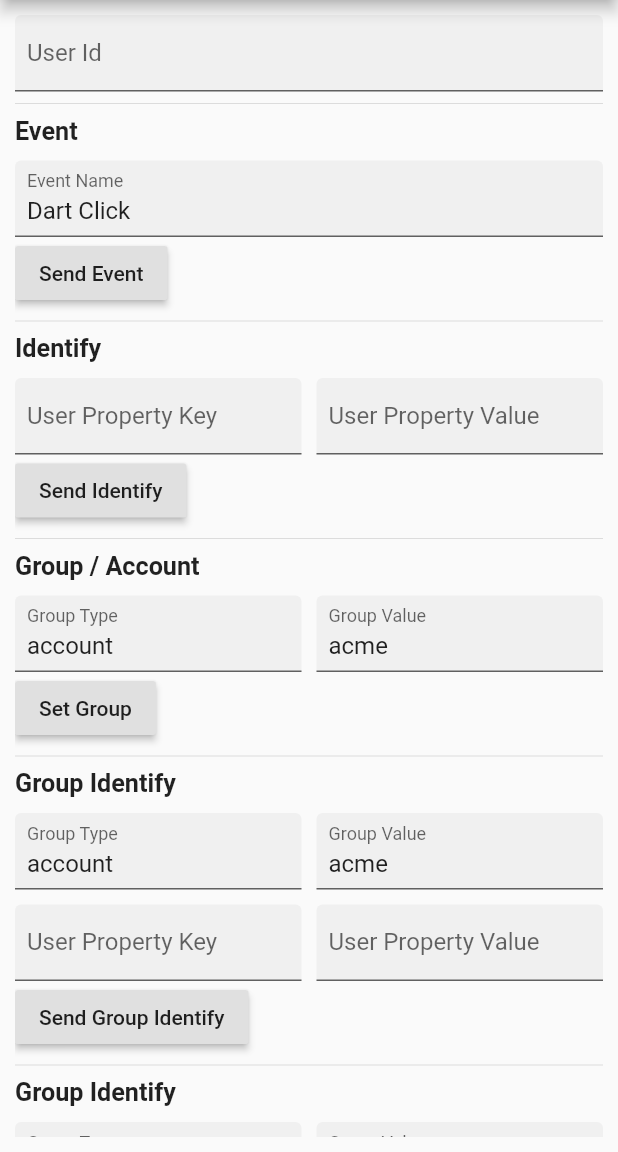
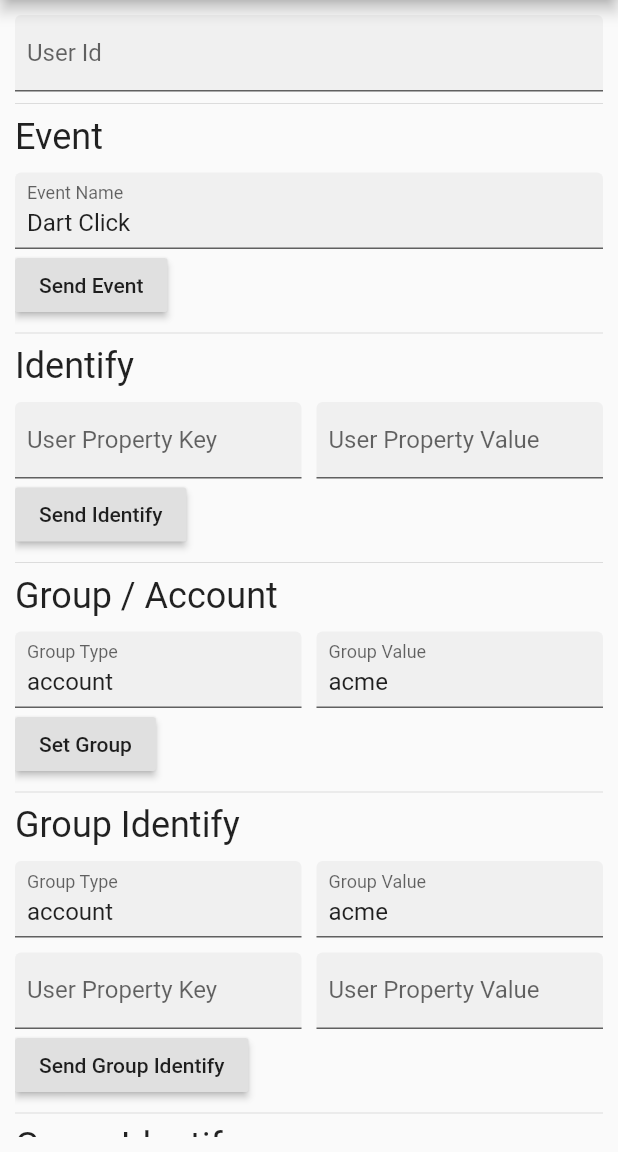
Before and after one commit to amplitude/Amplitude-Flutter-Deprecated, a Flutter app: the screen it shows after launch, on a phone screen of 412 x 824 dp, the part 84-1236 px from its top. Run offline on Flutter 3.47's test engine with Material 2 defaults, Android fonts, the phone set to English and light mode, and no system bars; our stand-ins replace device_info, sqflite; accounts and stored records are empty.

Commit message:
Pull input styling into the main theme

```diff
--- a/example/lib/event_form.dart
+++ b/example/lib/event_form.dart
@@ -1,4 +1,5 @@
 import 'package:flutter/material.dart';
+
 import 'app_state.dart';
 
 class EventForm extends StatefulWidget {
@@ -21,9 +22,7 @@ class _EventFormState extends State<EventForm> {
     return Column(
       crossAxisAlignment: CrossAxisAlignment.start,
       children: <Widget>[
-        const Text(r'Event',
-            textScaleFactor: 1.2,
-            style: TextStyle(fontWeight: FontWeight.bold)),
+        Text('Event', style: Theme.of(context).textTheme.headline),
         const SizedBox(height: 10),
         TextField(
             decoration: InputDecoration(
--- a/example/lib/group_form.dart
+++ b/example/lib/group_form.dart
@@ -29,9 +29,7 @@ class _GroupFormState extends State<GroupForm> {
     return Column(
       crossAxisAlignment: CrossAxisAlignment.start,
       children: <Widget>[
-        const Text('Group / Account',
-            textScaleFactor: 1.2,
-            style: TextStyle(fontWeight: FontWeight.bold)),
+        Text('Group / Account', style: Theme.of(context).textTheme.headline),
         const SizedBox(height: 10),
         Row(children: <Widget>[
           Expanded(
--- a/example/lib/group_identify_form.dart
+++ b/example/lib/group_identify_form.dart
@@ -33,23 +33,22 @@ class _GroupIdentifyFormState extends State<GroupIdentifyForm> {
 
   @override
   Widget build(BuildContext context) {
-    final InputDecoration dec = InputDecoration(
-        filled: true,
-        contentPadding: const EdgeInsets.symmetric(horizontal: 8, vertical: 8));
+    final InputDecoration dec = InputDecoration()
+      ..applyDefaults(Theme.of(context).inputDecorationTheme);
+
+    const sizedBox = SizedBox(width: 10);
 
     return Column(
       crossAxisAlignment: CrossAxisAlignment.start,
       children: <Widget>[
-        const Text('Group Identify',
-            textScaleFactor: 1.2,
-            style: TextStyle(fontWeight: FontWeight.bold)),
+        Text('Group Identify', style: Theme.of(context).textTheme.headline),
         const SizedBox(height: 10),
         Row(children: <Widget>[
           Expanded(
               child: TextField(
                   controller: groupType,
                   decoration: dec.copyWith(labelText: 'Group Type'))),
-          const SizedBox(width: 10),
+          sizedBox,
           Expanded(
               child: TextField(
                   controller: groupValue,
@@ -62,7 +61,7 @@ class _GroupIdentifyFormState extends State<GroupIdentifyForm> {
             controller: groupPropertyKey,
             decoration: dec.copyWith(labelText: 'User Property Key'),
           )),
-          const SizedBox(width: 10),
+          sizedBox,
           Expanded(
               child: TextField(
             controller: groupPropertyValue,
--- a/example/lib/identify_form.dart
+++ b/example/lib/identify_form.dart
@@ -1,5 +1,6 @@
+import 'package:amplitude_flutter/amplitude_flutter.dart';
 import 'package:flutter/material.dart';
-import 'package:amplitude_flutter/amplitude_flutter.dart';
+
 import 'app_state.dart';
 
 class IdentifyForm extends StatefulWidget {
@@ -28,16 +29,13 @@ class _IdentifyFormState extends State<IdentifyForm> {
 
   @override
   Widget build(BuildContext context) {
-    final InputDecoration dec = InputDecoration(
-        filled: true,
-        contentPadding: const EdgeInsets.symmetric(horizontal: 8, vertical: 8));
+    final InputDecoration dec = InputDecoration()
+      ..applyDefaults(Theme.of(context).inputDecorationTheme);
 
     return Column(
       crossAxisAlignment: CrossAxisAlignment.start,
       children: <Widget>[
-        const Text('Identify',
-            textScaleFactor: 1.2,
-            style: TextStyle(fontWeight: FontWeight.bold)),
+        Text('Identify', style: Theme.of(context).textTheme.headline),
         const SizedBox(height: 10),
         Row(children: <Widget>[
           Expanded(
--- a/example/lib/my_app.dart
+++ b/example/lib/my_app.dart
@@ -50,6 +50,9 @@ class _MyAppState extends State<MyApp> {
       analytics: analytics,
       setMessage: setMessage,
       child: MaterialApp(
+        theme: ThemeData(
+            inputDecorationTheme: InputDecorationTheme(
+                contentPadding: const EdgeInsets.all(8), filled: true)),
         home: Scaffold(
           appBar: AppBar(
             title: const Text('Amplitude Flutter'),
@@ -76,10 +79,7 @@ class _MyAppState extends State<MyApp> {
                   child: const Text('Flush Events'),
                   onPressed: _flushEvents,
                 ),
-                Text(
-                  _message,
-                  style: const TextStyle(color: Colors.black, fontSize: 22),
-                )
+                Text(_message, style: Theme.of(context).textTheme.body1)
               ],
             ),
           ),
--- a/example/lib/revenue_form.dart
+++ b/example/lib/revenue_form.dart
@@ -32,18 +32,15 @@ class _RevenueFormState extends State<RevenueForm> {
 
   @override
   Widget build(BuildContext context) {
-    final InputDecoration dec = InputDecoration(
-      filled: true,
-      contentPadding: const EdgeInsets.symmetric(horizontal: 8, vertical: 8),
-    );
+    final InputDecoration dec = InputDecoration()
+      ..applyDefaults(Theme.of(context).inputDecorationTheme);
+
     const Widget vertSpace = SizedBox(height: 10);
 
     return Column(
       crossAxisAlignment: CrossAxisAlignment.start,
       children: <Widget>[
-        const Text('Revenue',
-            textScaleFactor: 1.2,
-            style: TextStyle(fontWeight: FontWeight.bold)),
+        Text('Revenue', style: Theme.of(context).textTheme.headline),
         const SizedBox(height: 10),
         TextField(
             decoration: dec.copyWith(labelText: 'Product Id'),
--- a/example/lib/user_id_form.dart
+++ b/example/lib/user_id_form.dart
@@ -1,4 +1,5 @@
 import 'package:flutter/material.dart';
+
 import 'app_state.dart';
 
 class UserIdForm extends StatefulWidget {
@@ -17,11 +18,7 @@ class _UserIdFormState extends State<UserIdForm> {
   Widget build(BuildContext context) {
     return TextField(
         autocorrect: false,
-        decoration: InputDecoration(
-            filled: true,
-            contentPadding:
-                const EdgeInsets.symmetric(horizontal: 8, vertical: 8),
-            labelText: 'User Id'),
+        decoration: InputDecoration(labelText: 'User Id'),
         onChanged: makeHandler(context));
   }
 }
```
